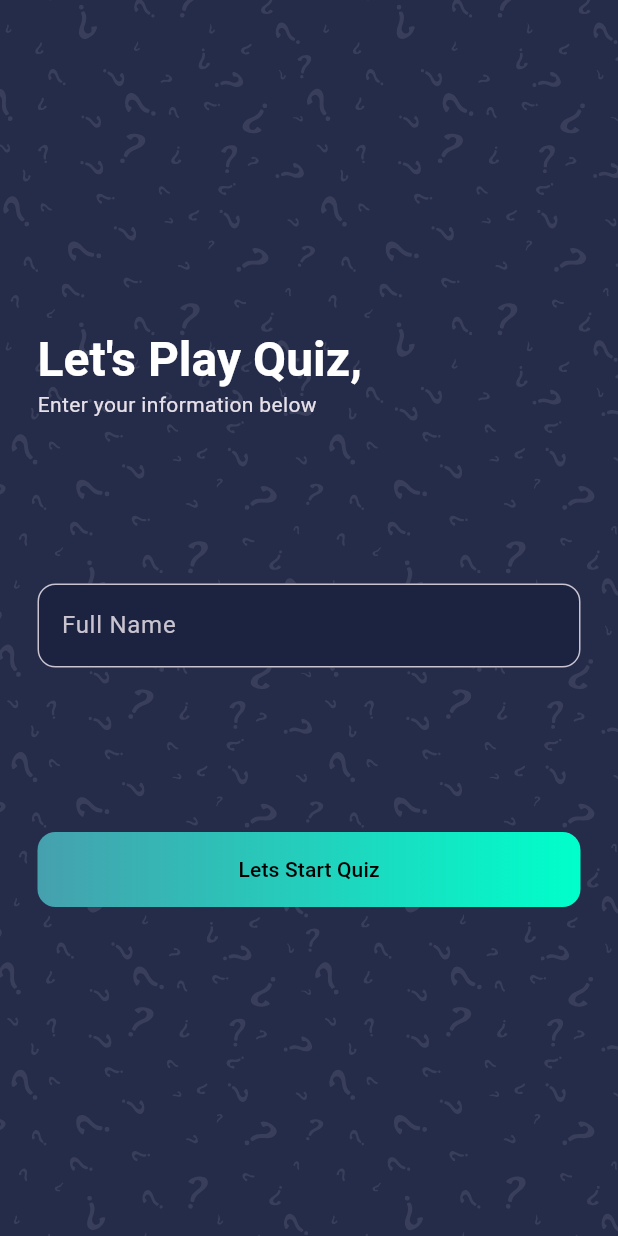
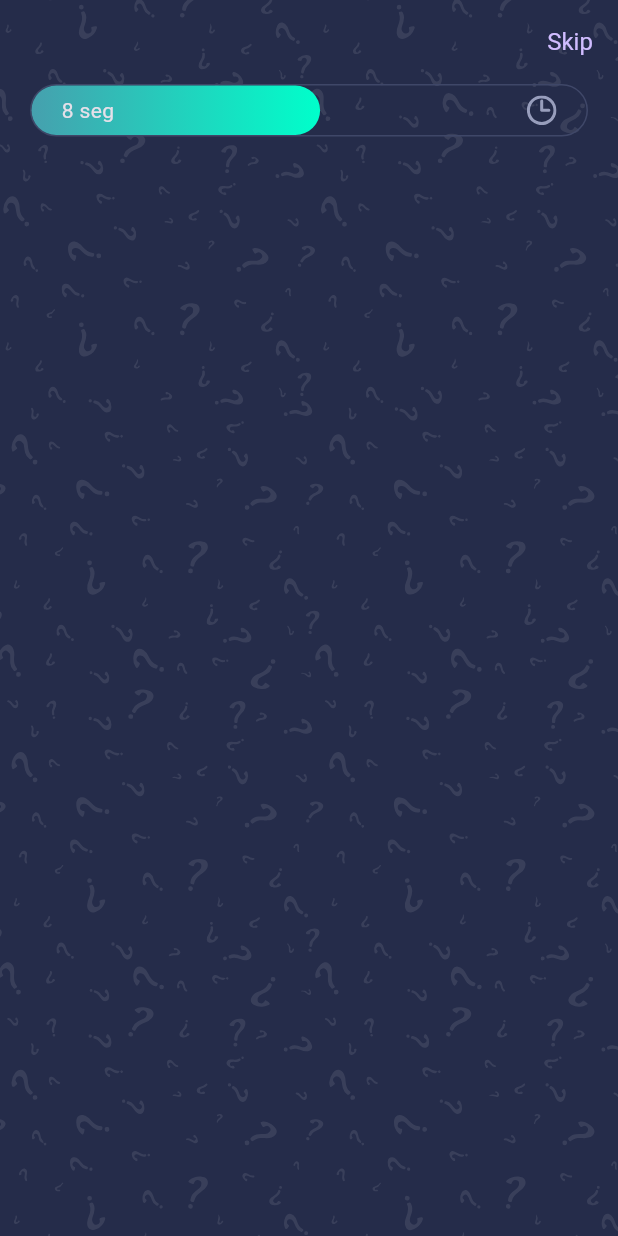
Before and after one commit to DieCau/flutter-quiz-app, a Flutter app: the screen it shows after launch, on a phone screen of 412 x 824 dp. Run offline on Flutter 3.47's test engine with Material 3 defaults, Android fonts, the phone set to English and light mode, and no system bars; our stand-ins replace flutter_svg, get.

Commit message:
Completed ProgressBar Widget

```diff
--- a/lib/main.dart
+++ b/lib/main.dart
@@ -1,5 +1,5 @@
 import 'package:flutter/material.dart';
-import 'package:quizz_app/src/pages/welcome_page.dart';
+import 'package:quizz_app/src/pages/quizz_page.dart';
 
 void main() => runApp(const QuizzApp());
 
@@ -12,7 +12,7 @@ class QuizzApp extends StatelessWidget {
       debugShowCheckedModeBanner: false,
       title: 'Material App',
       theme: ThemeData.dark(),
-      home: const WelcomePage()
+      home: const QuizzPage()
     );
   }
 }
--- /dev/null
+++ b/lib/src/pages/quizz_page.dart
@@ -0,0 +1,30 @@
+// ignore_for_file: avoid_print
+
+import 'package:flutter/material.dart';
+import 'package:quizz_app/src/widgets/body_quizz.dart';
+
+class QuizzPage extends StatelessWidget {
+  const QuizzPage({super.key});
+
+  @override
+  Widget build(BuildContext context) {
+
+
+
+    return Scaffold(
+      extendBodyBehindAppBar: true,
+      appBar: AppBar(
+        backgroundColor: Colors.transparent,
+        elevation: 0,
+        actions: [
+          TextButton(
+            onPressed: () { print('Holaaaaaa'); },
+            style: TextButton.styleFrom(textStyle: const TextStyle(fontSize: 16)),
+            child: const Text('Skip'),
+          ),
+        ],
+      ),
+      body: const BodyQuizz(),
+    );
+  }
+}
--- a/lib/src/pages/welcome_page.dart
+++ b/lib/src/pages/welcome_page.dart
@@ -1,3 +1,5 @@
+
+// ignore_for_file: avoid_print
 
 import 'package:flutter/material.dart';
 import 'package:flutter_svg/flutter_svg.dart';
@@ -13,25 +15,31 @@ class WelcomePage extends StatelessWidget {
           SvgPicture.asset('assets/icons/bg.svg', fit: BoxFit.cover, width: double.infinity,),
           SafeArea(
             child: Padding(
-              padding: const EdgeInsets.symmetric(horizontal: 25),
+              padding: const EdgeInsets.symmetric(horizontal: 30),
               child: Column(
                 crossAxisAlignment: CrossAxisAlignment.start,
                 children: [
                   const Spacer(flex: 2),
-                  Text("Let's Play Quiz,",
+                  Text('Vamos a QuizzAR,',
                     style: Theme.of(context).textTheme.headlineLarge?.copyWith(color: Colors.white, fontWeight: FontWeight.bold)
                   ),
-                  const Text('Enter your information below'),
+                  const Text('Ingresa Tu Información para Jugar...'),
                   const Spacer(),
-                  const TextField(
+                  TextFormField(
                     decoration: InputDecoration(
                       filled: true,
-                      fillColor: Color(0xFF1C2341),
-                      hintText: 'Full Name',
-                      border: OutlineInputBorder(
-                        borderRadius: BorderRadius.all(Radius.circular(12))
-                      )
-                    ),
+                      fillColor: const Color(0xFF1C2341),
+                      border: InputBorder.none,
+                      enabledBorder: OutlineInputBorder(
+                        borderSide: const BorderSide(color: Color(0xFF00FFCB)),
+                        borderRadius: BorderRadius.circular(10)),
+                      focusedBorder: OutlineInputBorder(
+                        borderSide: const BorderSide(color: Color(0xFF00FFCB)),
+                        borderRadius: BorderRadius.circular(10)),
+                      prefixIcon: const Icon(Icons.sports_esports_outlined, color: Color(0xFF00FFCB),),
+                      labelText: 'Jugador',
+                      labelStyle: const TextStyle(color: Color(0xFF00FFCB)),
+                    )
                   ),
                   const Spacer(),
                   InkWell(
@@ -45,10 +53,10 @@ class WelcomePage extends StatelessWidget {
                           colors: [Color(0xFF46A0AE), Color(0xFF00FFCB)],
                           begin: Alignment.centerLeft,
                           end: Alignment.centerRight,),
-                        borderRadius: BorderRadius.all(Radius.circular(12)),
+                        borderRadius: BorderRadius.all(Radius.circular(10)),
                       ),
                       child: Text(
-                        'Lets Start Quiz',
+                        'Comencemos a QuizAR!',
                         style: Theme.of(context).textTheme.labelLarge?.copyWith(color: Colors.black)
                       ),
                     ),
--- /dev/null
+++ b/lib/src/widgets/body_quizz.dart
@@ -0,0 +1,28 @@
+import 'package:flutter/material.dart';
+import 'package:flutter_svg/flutter_svg.dart';
+import 'package:quizz_app/src/widgets/progress_bar.dart';
+
+class BodyQuizz extends StatelessWidget {
+  const BodyQuizz({super.key});
+
+  @override
+  Widget build(BuildContext context) {
+    return Stack(
+      children: [
+        SvgPicture.asset("assets/icons/bg.svg", fit: BoxFit.cover, width: double.infinity,),
+        const SafeArea(
+          child: Padding(
+            padding: EdgeInsets.symmetric(horizontal: 20),
+            child: Column(
+              children: [
+                ProgressBar(),
+              ],
+            )
+          )
+        )
+      ]
+    );
+
+
+  }
+}
--- /dev/null
+++ b/lib/src/widgets/progress_bar.dart
@@ -0,0 +1,51 @@
+// ignore_for_file: avoid_print
+
+import 'package:flutter/material.dart';
+import 'package:flutter_svg/svg.dart';
+import 'package:get/get.dart';
+import 'package:quizz_app/src/controllers/question_controller.dart';
+
+class ProgressBar extends StatelessWidget {
+  const ProgressBar({
+    super.key,
+  });
+
+  @override
+  Widget build(BuildContext context) {
+    return Container(
+      width: double.infinity,
+      height: 35,
+      decoration: BoxDecoration(
+          border: Border.all(color: const Color(0xFF3F4768)),
+          borderRadius: BorderRadius.circular(50)),
+      child: GetBuilder<QuestionController>(
+        init: QuestionController(),
+        builder: (controller) {
+        return Stack(
+          children: [
+            LayoutBuilder(
+                builder: (context, constraints) => Container(
+                    width: constraints.maxWidth * controller.animation.value,
+                    decoration: BoxDecoration(
+                        gradient: const LinearGradient(
+                          colors: [Color(0xFF46A0AE), Color(0xFF00FFCB)],
+                        ),
+                        borderRadius: BorderRadius.circular(50)))),
+            Positioned.fill(
+              child: Padding(
+                padding: const EdgeInsets.symmetric(horizontal: 20),
+                child: Row(
+                  mainAxisAlignment: MainAxisAlignment.spaceBetween,
+                  children: [
+                    Text('${(controller.animation.value * 15).round()} seg'),
+                    SvgPicture.asset('assets/icons/clock.svg')],
+                  ),
+                )
+              )
+            ]
+          );
+        }
+      )
+    );
+  }
+}
--- a/pubspec.yaml
+++ b/pubspec.yaml
@@ -36,6 +36,7 @@ dependencies:
   # Use with the CupertinoIcons class for iOS style icons.
   cupertino_icons: ^1.0.6
   flutter_svg: ^2.0.10+1
+  get: ^4.6.6
 
 dev_dependencies:
   flutter_test:
```
Also changed, not shown: lib/src/controllers/question_controller.dart (added, +32 -0 lines), lib/src/models/questions.dart (added, +39 -0 lines), pubspec.lock.
